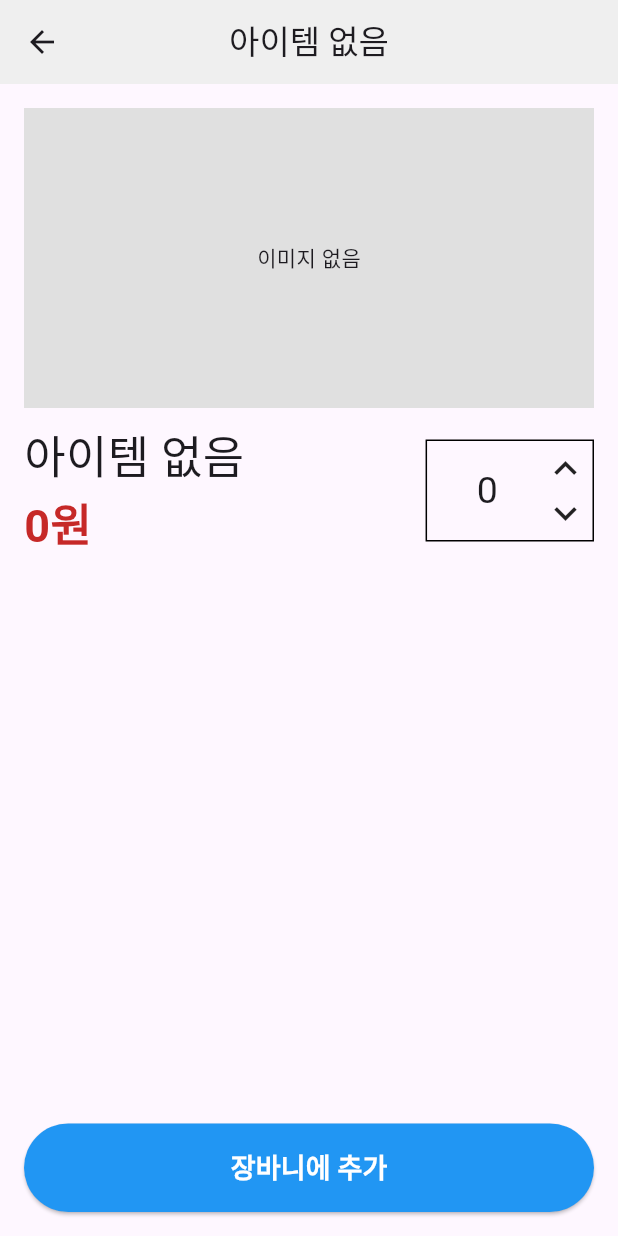
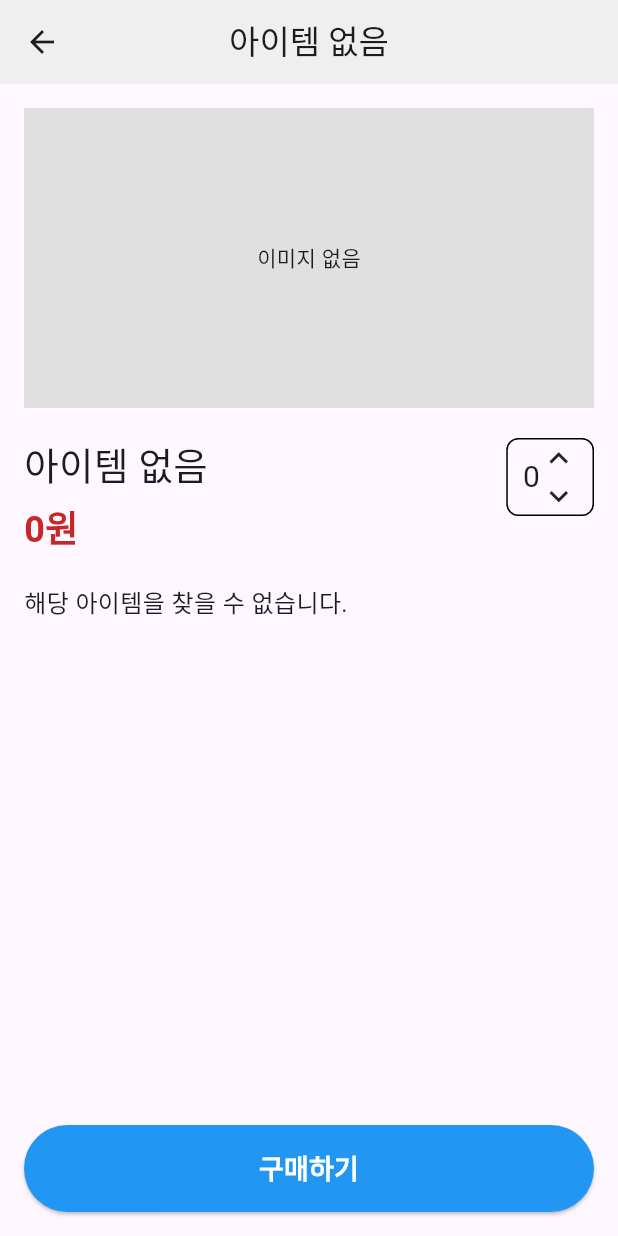
Before and after one commit to HongWonjong/flutter_shoppingmall, a Flutter app: the ItemDetailPage screen opened directly with empty values, on a phone screen of 412 x 824 dp. Run offline on Flutter 3.47's test engine with Material 3 defaults, Android fonts, the phone set to English and light mode, and no system bars; our stand-ins replace flutter_riverpod, image_picker; network calls fail.

Commit message:
Feat: 상품 상세 스크롤 가능하게 변경

```diff
--- a/lib/pages/item_detail_page.dart
+++ b/lib/pages/item_detail_page.dart
@@ -1,6 +1,5 @@
 import 'package:flutter/cupertino.dart';
 import 'package:flutter/material.dart';
-import 'package:flutter/rendering.dart';
 import 'package:flutter_riverpod/flutter_riverpod.dart';
 import 'package:intl/intl.dart';
 import '../components/custom_app_bar.dart';
@@ -19,8 +18,7 @@ class ItemDetailPage extends ConsumerWidget {
     final items = ref.watch(itemListProvider);
     final item = items.firstWhere(
       (item) => item.id == itemId,
-      orElse:
-          () => Item(
+      orElse: () => Item(
         id: '',
         name: '아이템 없음',
         company_name: "이름 없음",
@@ -32,14 +30,15 @@ class ItemDetailPage extends ConsumerWidget {
 
     return Scaffold(
       appBar: CustomAppBar(title: item.name),
-      body: Container(
-        padding: EdgeInsets.all(16),
+      body: SingleChildScrollView(
+        padding: const EdgeInsets.all(16),
         child: Column(
+          crossAxisAlignment: CrossAxisAlignment.start,
           children: [
             item.imageFile != null
                 ? Image.file(
                     item.imageFile!,
-                  height: 250,
+                    height: 200,
                     width: double.infinity,
                     fit: BoxFit.cover,
                   )
@@ -48,49 +47,40 @@ class ItemDetailPage extends ConsumerWidget {
                     color: Colors.grey[300],
                     child: const Center(child: Text('이미지 없음')),
                   ),
-            SizedBox(height: 10),
+            const SizedBox(height: 20),
             Row(
-              children: [
-                Column(
               crossAxisAlignment: CrossAxisAlignment.start,
               children: [
-                    Text(item.name, style: TextStyle(fontSize: 30)),
+                Expanded(
+                  child: Column(
+                    crossAxisAlignment: CrossAxisAlignment.start,
+                    children: [
+                      Text(item.name, style: const TextStyle(fontSize: 25)),
+                      const SizedBox(height: 4),
                       Text(
                         '${NumberFormat("#,###", "ko_KR").format(item.price)}원',
                         style: TextStyle(
-                        fontSize: 30,
+                          fontSize: 24,
                           fontWeight: FontWeight.bold,
                           color: Colors.red[800],
                         ),
                       ),
                     ],
                   ),
-                Spacer(),
+                ),
                 Container(
-                  padding: EdgeInsets.all(3),
                   decoration: BoxDecoration(
-                    border: Border.all()
+                    border: Border.all(color: Colors.black),
+                    borderRadius: BorderRadius.circular(8),
                   ),
+                  padding: const EdgeInsets.symmetric(horizontal: 10),
                   child: Row(
                     children: [
-                      Container(
-                        decoration: BoxDecoration(
-                        ),
-                        padding: EdgeInsets.symmetric(horizontal: 30),
-                        child: Text('0',
-                          style: TextStyle(
-                            fontSize: 25
-                          ),
-                        ),
-                      ),
+                      const Text('0', style: TextStyle(fontSize: 20)),
                       Column(
-                        children: [
-                          Icon(Icons.keyboard_arrow_up,
-                            size: 30,
-                          ),
-                          Icon(Icons.keyboard_arrow_down,
-                            size: 30,
-                          ),
+                        children: const [
+                          Icon(Icons.keyboard_arrow_up, size: 25),
+                          Icon(Icons.keyboard_arrow_down, size: 25),
                         ],
                       ),
                     ],
@@ -98,17 +88,23 @@ class ItemDetailPage extends ConsumerWidget {
                 ),
               ],
             ),
-
-            Spacer(),
-            SizedBox(
+            const SizedBox(height: 20),
+            Text(
+              item.description,
+              style: const TextStyle(fontSize: 16),
+            ),
+          ],
+        ),
+      ),
+      bottomNavigationBar: Container(
+          padding: EdgeInsets.all(16),
           width: double.infinity,
           child: ElevatedButton(
             onPressed: () {
               _showQuantityDialog(context, item, ref);
-                  //_showQuantityDialog 거치지 않고 바로 장바구니에 추가
             },
             child: Text(
-                  '장바니에 추가',
+              "구매하기",
               style: TextStyle(
                 fontSize: 18,
                 fontWeight: FontWeight.bold,
@@ -119,9 +115,6 @@ class ItemDetailPage extends ConsumerWidget {
               backgroundColor: Colors.blue,
               padding: EdgeInsets.symmetric(vertical: 16),
             ),
-              ),
-            ),
-          ],
           ),
         ),
     );
@@ -135,12 +128,12 @@ class ItemDetailPage extends ConsumerWidget {
       context: context,
       builder: (context) {
         return CupertinoAlertDialog(
-          title: Text('장바구니에 추가할 수량을 입력하세요'),
+          title: const Text('장바구니에 추가할 수량을 입력하세요'),
           content: CupertinoTextField(
             controller: quantityController,
             keyboardType: TextInputType.number,
             placeholder: '수량 입력',
-            padding: EdgeInsets.all(12),
+            padding: const EdgeInsets.all(12),
           ),
           actions: [
             CupertinoDialogAction(
@@ -148,7 +141,7 @@ class ItemDetailPage extends ConsumerWidget {
               onPressed: () {
                 Navigator.of(context).pop();
               },
-              child: Text('취소'),
+              child: const Text('취소'),
             ),
             CupertinoDialogAction(
               isDefaultAction: true,
@@ -158,7 +151,7 @@ class ItemDetailPage extends ConsumerWidget {
                 Navigator.of(context).pop(); // 다이얼로그 닫기
                 _addCartDialog(context); // 장바구니 이동 확인 다이얼로그 띄우기
               },
-              child: Text('추가'),
+              child: const Text('추가'),
             ),
           ],
         );
@@ -177,7 +170,7 @@ class ItemDetailPage extends ConsumerWidget {
             borderRadius: BorderRadius.circular(12),
           ),
           title: Column(
-            children: [
+            children: const [
               Icon(Icons.shopping_cart, color: Colors.green, size: 60),
               SizedBox(height: 10),
               Text(
@@ -186,7 +179,7 @@ class ItemDetailPage extends ConsumerWidget {
               ),
             ],
           ),
-          content: Text(
+          content: const Text(
             "장바구니에 해당 품목이 담겼습니다.",
             style: TextStyle(fontSize: 14, color: Colors.grey),
           ),
@@ -195,7 +188,7 @@ class ItemDetailPage extends ConsumerWidget {
               onPressed: () {
                 Navigator.pop(context);
               },
-              child: Text("확인", style: TextStyle(color: Colors.black)),
+              child: const Text("확인", style: TextStyle(color: Colors.black)),
             ),
             TextButton(
               onPressed: () {
@@ -203,10 +196,10 @@ class ItemDetailPage extends ConsumerWidget {
                 Navigator.of(context).push(
                   MaterialPageRoute(
                     builder: (context) => const CartItemPage(),
-                  ), // 장바구니로 이동
+                  ),
                 );
               },
-              child: Text("장바구니 이동", style: TextStyle(color: Colors.blue)),
+              child: const Text("장바구니 이동", style: TextStyle(color: Colors.blue)),
             ),
           ],
         );
```
Lines whose indentation alone changed are shown as unchanged.
